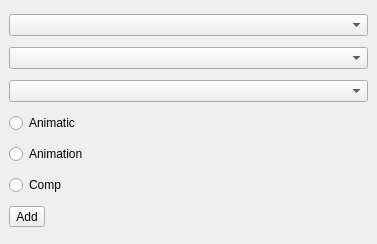
Before: the Qt Designer form ui/main.ui in iceanimations/shotgunMassUploader, drawn with Qt 5.
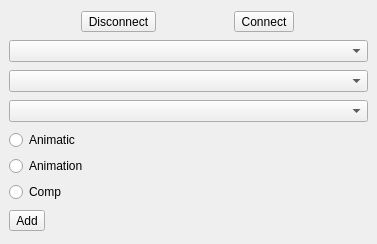
After: the same form once the commit is applied.

Commit message: clean upstart python src\window.py

Diff of the .ui file:
```diff
--- a/ui/main.ui
+++ b/ui/main.ui
@@ -15,6 +15,24 @@
   </property>
   <widget class="QWidget" name="centralwidget">
    <layout class="QVBoxLayout" name="verticalLayout">
+    <item>
+     <layout class="QHBoxLayout" name="horizontalLayout">
+      <item>
+       <widget class="QToolButton" name="disconnect_button">
+        <property name="text">
+         <string>Disconnect</string>
+        </property>
+       </widget>
+      </item>
+      <item>
+       <widget class="QToolButton" name="connect_button">
+        <property name="text">
+         <string>Connect</string>
+        </property>
+       </widget>
+      </item>
+     </layout>
+    </item>
     <item>
      <widget class="QComboBox" name="selectProject"/>
     </item>
@@ -25,6 +43,8 @@
      <widget class="QComboBox" name="selectSeq"/>
     </item>
     <item>
+     <layout class="QVBoxLayout" name="verticalLayout_2">
+      <item>
      <widget class="QRadioButton" name="animatic_check">
       <property name="text">
        <string>Animatic</string>
@@ -44,6 +64,8 @@
        <string>Comp</string>
       </property>
      </widget>
+      </item>
+     </layout>
     </item>
     <item>
      <widget class="QToolButton" name="addshot_button">
```
Lines whose indentation alone changed are shown as unchanged. The commit also changes 2 other files.
